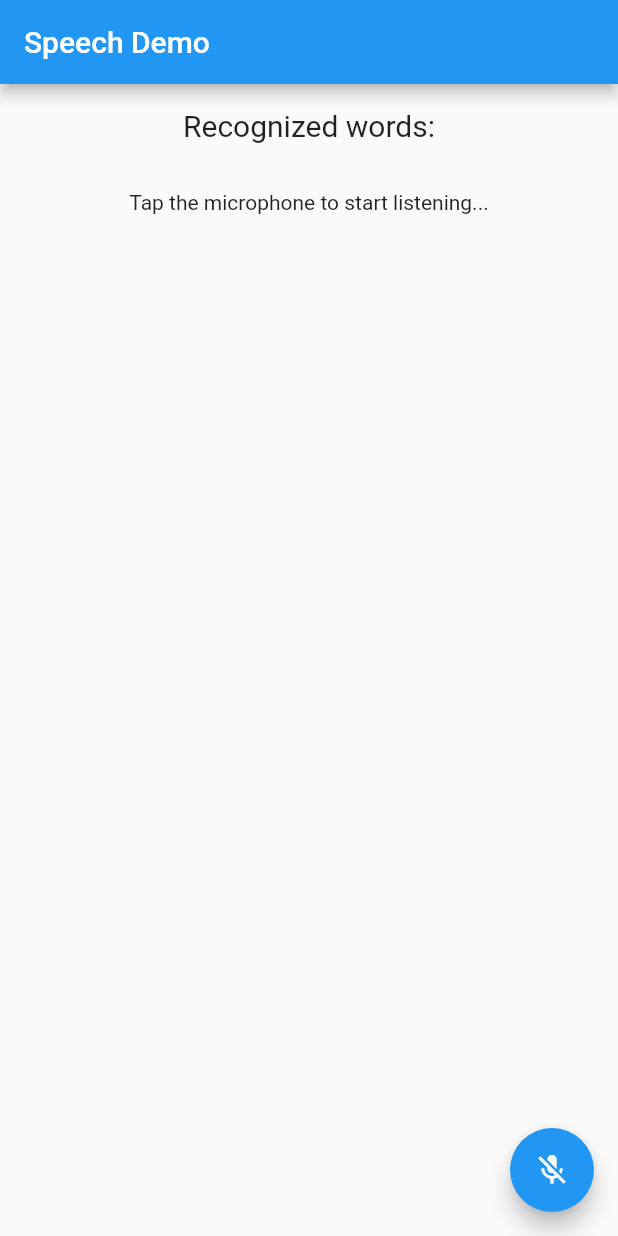
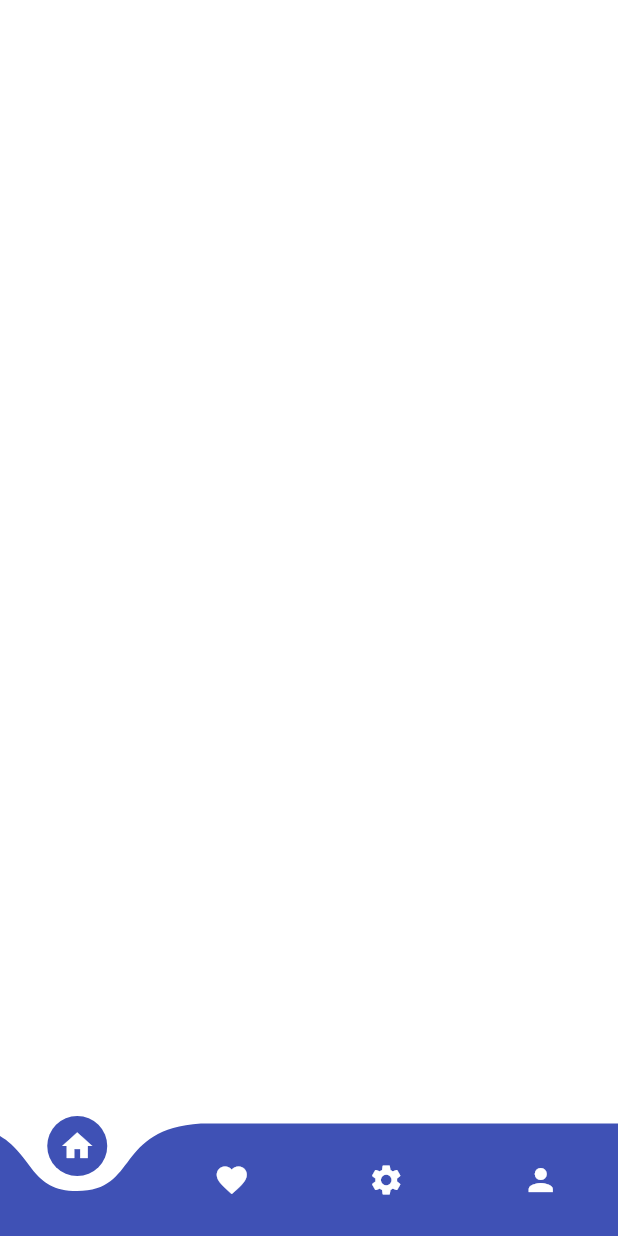
Before and after one commit to NguyenTanDatDF/-KLTN, a Flutter app: the screen it shows after launch, on a phone screen of 412 x 824 dp. Run offline on Flutter 3.47's test engine with Material 2 defaults, Android fonts, the light colour scheme and no system bars; drawn by our look-alikes of curved_navigation_bar; our stand-ins replace speech_to_text.

Commit message:
BottomNavigation

```diff
--- /dev/null
+++ b/lib/Component/BottomNavigation.dart
@@ -0,0 +1,45 @@
+// ignore_for_file: prefer_const_constructors
+
+import 'package:curved_navigation_bar/curved_navigation_bar.dart';
+import 'package:flutter/material.dart';
+
+/// Flutter code sample for [BottomNavigationBar].
+
+class ButtonNavigation   extends  StatefulWidget {
+  const ButtonNavigation ({super.key});
+
+  @override
+  State<ButtonNavigation> createState() => _ButtonNavigationState();
+}
+
+
+
+class _ButtonNavigationState extends State<ButtonNavigation> {
+  @override
+  Widget build(BuildContext context) {
+    return Scaffold(
+      backgroundColor: Colors.white,
+      bottomNavigationBar: CurvedNavigationBar(
+          backgroundColor: Colors.white,
+          color: Colors.indigo,
+          animationDuration:Duration(milliseconds: 300) ,
+          onTap: (index){
+            print(index);
+          },
+          items: [
+        Icon(
+            Icons.home,
+            color:Colors.white),
+        Icon(Icons.favorite,
+            color:Colors.white),
+        Icon(Icons.settings,
+            color:Colors.white,
+        ),
+        Icon(Icons.person,
+            color:Colors.white),
+
+      ]
+      ),
+    );
+  }
+}
--- a/lib/main.dart
+++ b/lib/main.dart
@@ -1,6 +1,8 @@
 import 'package:flutter/material.dart';
 import 'package:speech_to_text/speech_recognition_result.dart';
 import 'package:speech_to_text/speech_to_text.dart';
+import 'package:todo_kltn/Component/BottomNavigation.dart';
+
 
 void main() {
   runApp(MyApp());
@@ -11,10 +13,12 @@ class MyApp extends StatelessWidget {
   Widget build(BuildContext context) {
     return MaterialApp(
       title: 'Flutter Demo',
-      home: MyHomePage(),
+      home: ButtonNavigation()
     );
   }
 }
+
+
 
 class MyHomePage extends StatefulWidget {
   MyHomePage({Key? key}) : super(key: key);
--- a/pubspec.yaml
+++ b/pubspec.yaml
@@ -36,7 +36,7 @@ dependencies:
   # Use with the CupertinoIcons class for iOS style icons.
   cupertino_icons: ^1.0.2
   speech_to_text: ^6.3.0
-
+  curved_navigation_bar: ^1.0.3 #latest version
 dev_dependencies:
   flutter_test:
     sdk: flutter
```
Also changed, not shown: pubspec.lock.
